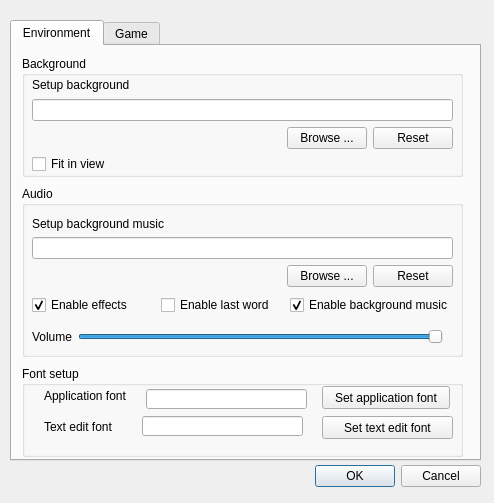
First picture: the form in src/configdialog.ui, repository Mogara/QSanguosha, before the edit.
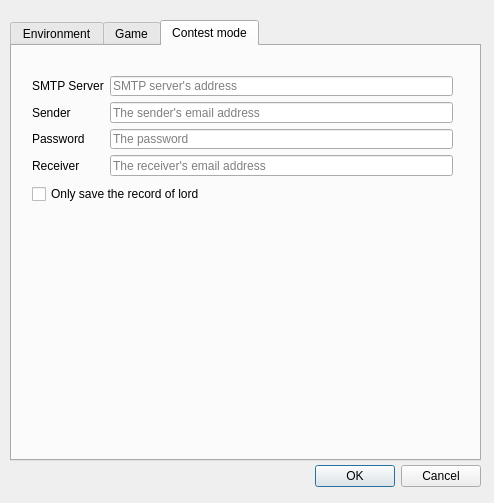
Second picture: the form after the edit. The open tabs and pages were chosen to show the change.

Commit message: Add contest-specific features

Patch:
```diff
--- a/src/configdialog.ui
+++ b/src/configdialog.ui
@@ -437,6 +437,92 @@
      </property>
     </widget>
    </widget>
+   <widget class="QWidget" name="tab">
+    <attribute name="title">
+     <string>Contest mode</string>
+    </attribute>
+    <widget class="QWidget" name="layoutWidget">
+     <property name="geometry">
+      <rect>
+       <x>20</x>
+       <y>30</y>
+       <width>421</width>
+       <height>100</height>
+      </rect>
+     </property>
+     <layout class="QFormLayout" name="formLayout_2">
+      <item row="0" column="0">
+       <widget class="QLabel" name="smtpServerLabel">
+        <property name="text">
+         <string>SMTP Server</string>
+        </property>
+       </widget>
+      </item>
+      <item row="0" column="1">
+       <widget class="QLineEdit" name="smtpServerLineEdit">
+        <property name="placeholderText">
+         <string>SMTP server's address</string>
+        </property>
+       </widget>
+      </item>
+      <item row="1" column="0">
+       <widget class="QLabel" name="senderLabel">
+        <property name="text">
+         <string>Sender</string>
+        </property>
+       </widget>
+      </item>
+      <item row="1" column="1">
+       <widget class="QLineEdit" name="senderLineEdit">
+        <property name="placeholderText">
+         <string>The sender's email address</string>
+        </property>
+       </widget>
+      </item>
+      <item row="2" column="0">
+       <widget class="QLabel" name="passwordLabel">
+        <property name="text">
+         <string>Password</string>
+        </property>
+       </widget>
+      </item>
+      <item row="2" column="1">
+       <widget class="QLineEdit" name="passwordLineEdit">
+        <property name="placeholderText">
+         <string>The password</string>
+        </property>
+       </widget>
+      </item>
+      <item row="3" column="0">
+       <widget class="QLabel" name="receiverLabel">
+        <property name="text">
+         <string>Receiver</string>
+        </property>
+       </widget>
+      </item>
+      <item row="3" column="1">
+       <widget class="QLineEdit" name="receiverLineEdit">
+        <property name="placeholderText">
+         <string>The receiver's email address</string>
+        </property>
+       </widget>
+      </item>
+     </layout>
+    </widget>
+    <widget class="QCheckBox" name="onlySaveLordCheckBox">
+     <property name="geometry">
+      <rect>
+       <x>20</x>
+       <y>140</y>
+       <width>191</width>
+       <height>16</height>
+      </rect>
+     </property>
+     <property name="text">
+      <string>Only save the record of lord</string>
+     </property>
+    </widget>
+   </widget>
   </widget>
   <widget class="QDialogButtonBox" name="buttonBox">
    <property name="geometry">
```
The commit also changes 46 other files.
